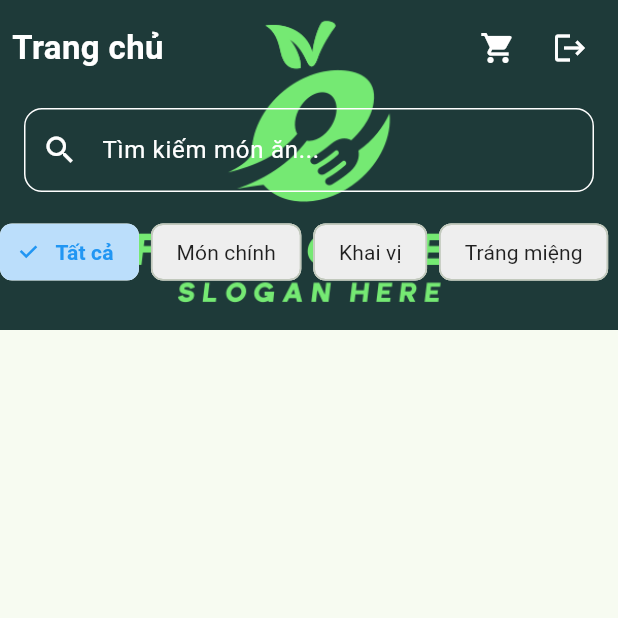
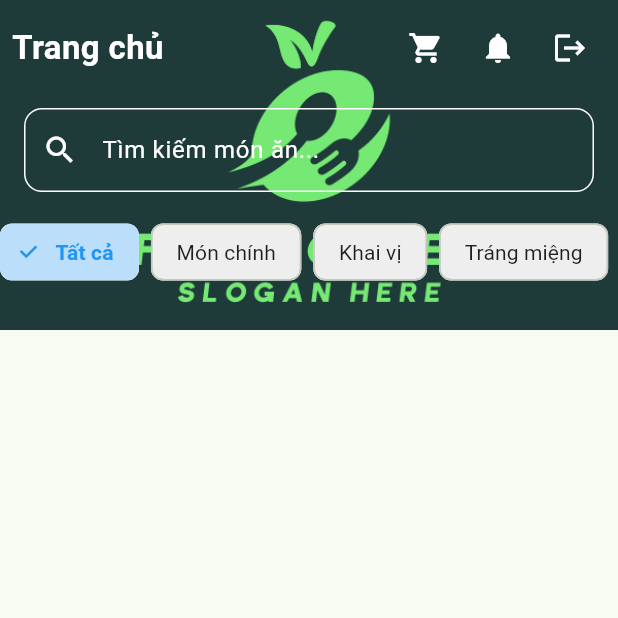
Before and after one commit to letrongphuc07/flutter_chat, a Flutter app: the CustomerHome screen opened by its route, on a phone screen of 412 x 824 dp, the top half of it. Run offline on Flutter 3.47's test engine with Material 3 defaults, Android fonts, the phone set to English and light mode, and no system bars; our stand-ins replace cloud_firestore, firebase_auth, firebase_core, get; accounts and stored records are empty; network calls fail.

Commit message:
flutter final

```diff
--- a/lib/screens/customer/customer_home.dart
+++ b/lib/screens/customer/customer_home.dart
@@ -6,6 +6,9 @@ import '../../controllers/cart_controller.dart';
 import '../../models/admin/menu_item_model.dart';
 import 'food_detail_screen.dart';
 import 'dart:async';
+import '../../services/order_service.dart';
+import '../../models/admin/order_model.dart';
+import 'order_notification_screen.dart';
 
 class CustomerHome extends StatefulWidget {
   const CustomerHome({super.key});
@@ -136,6 +139,51 @@ class _CustomerHomeState extends State<CustomerHome> {
                                 icon: const Icon(Icons.shopping_cart, color: Colors.white),
                                 onPressed: () {
                                   Navigator.pushNamed(context, '/customer/cart');
+                                },
+                              ),
+                              // Nút thông báo đơn hàng
+                              StreamBuilder<List<OrderModel>>(
+                                stream: OrderService().getOrdersStream().map((orders) =>
+                                    orders.where((order) =>
+                                        order.userId == _authService.currentUser!.uid &&
+                                        (order.status == OrderStatus.confirmed || order.status == OrderStatus.cancelled))
+                                        .toList()),
+                                builder: (context, snapshot) {
+                                  final newOrdersCount = snapshot.data?.length ?? 0;
+                                  return Stack(
+                                    children: [
+                                      IconButton(
+                                        icon: const Icon(Icons.notifications, color: Colors.white),
+                                        onPressed: () {
+                                          Navigator.push(context, MaterialPageRoute(builder: (context) => const OrderNotificationScreen()));
+                                        },
+                                      ),
+                                      if (newOrdersCount > 0)
+                                        Positioned(
+                                          right: 11,
+                                          top: 11,
+                                          child: Container(
+                                            padding: const EdgeInsets.all(2),
+                                            decoration: BoxDecoration(
+                                              color: Colors.red,
+                                              borderRadius: BorderRadius.circular(6),
+                                            ),
+                                            constraints: const BoxConstraints(
+                                              minWidth: 14,
+                                              minHeight: 14,
+                                            ),
+                                            child: Text(
+                                              '$newOrdersCount',
+                                              style: const TextStyle(
+                                                color: Colors.white,
+                                                fontSize: 8,
+                                              ),
+                                              textAlign: TextAlign.center,
+                                            ),
+                                          ),
+                                        ),
+                                    ],
+                                  );
                                 },
                               ),
                               IconButton(
--- a/pubspec.yaml
+++ b/pubspec.yaml
@@ -37,9 +37,9 @@ dependencies:
   firebase_core: ^2.32.0
   firebase_auth: ^4.16.0
   cloud_firestore: ^4.14.0
+  google_generative_ai: ^0.2.3
   provider: ^6.1.1
   firebase_storage: ^11.6.6
-  google_generative_ai: ^0.2.3
   http: ^1.1.0
   get: ^4.6.6
   intl: ^0.20.2
```
Also changed, not shown: lib/controllers/admin/order_controller.dart (+25 -1 lines), lib/screens/customer/order_notification_screen.dart (added, +63 -0 lines), lib/views/admin/order_list_view.dart (+42 -1 lines).
